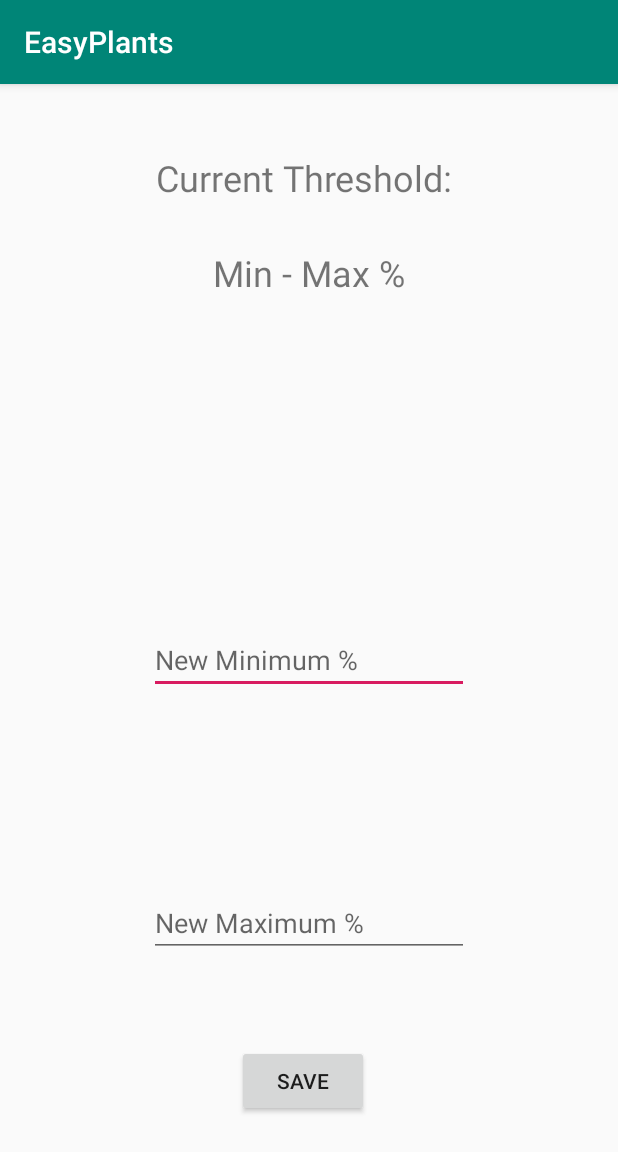
After one commit to MattYu/EasyPlants, an Android app: the setThresholdActivity screen opened directly, with no data from a screen before it, on a phone screen of 412 x 824 dp. The commit adds this screen. Shown: the top 1152 px of the screen. Run offline under Robolectric (Android 15) with nearby library versions, the phone set to English and light mode, and no system bars.

Commit message:
#11 Remade set threshold as an activity and created ui elements

```diff
--- a/FrontEnd/app/src/main/AndroidManifest.xml
+++ b/FrontEnd/app/src/main/AndroidManifest.xml
@@ -16,6 +16,7 @@
                 <category android:name="android.intent.category.LAUNCHER" />
             </intent-filter>
         </activity>
+        <activity android:name=".setThresholdActivity"></activity>
     </application>
 
 </manifest>
--- a/FrontEnd/app/src/main/java/com/example/gamingpc/easyplants/MainActivity.java
+++ b/FrontEnd/app/src/main/java/com/example/gamingpc/easyplants/MainActivity.java
@@ -1,5 +1,6 @@
 package com.example.gamingpc.easyplants;
 
+import android.content.Intent;
 import android.support.v7.app.AppCompatActivity;
 import android.os.Bundle;
 import android.util.Log;
@@ -19,8 +20,14 @@ public class MainActivity extends AppCompatActivity {
     // Initializes the UI elements for the main activity
     private void setup() {
 
-        // Initialize the set Threshold button and allow it to open the dialog
+        // Initialize the set Threshold button and allow it to open the activity
         setThreshold = findViewById(R.id.button_thresh);
+        setThreshold.setOnClickListener(new View.OnClickListener() {
+            @Override
+            public void onClick(View v) {
+                startActivity(new Intent(MainActivity.this, setThresholdActivity.class));
+            }
+        });
 
     }
 
--- /dev/null
+++ b/FrontEnd/app/src/main/java/com/example/gamingpc/easyplants/setThresholdActivity.java
@@ -0,0 +1,13 @@
+package com.example.gamingpc.easyplants;
+
+import android.support.v7.app.AppCompatActivity;
+import android.os.Bundle;
+
+public class setThresholdActivity extends AppCompatActivity {
+
+    @Override
+    protected void onCreate(Bundle savedInstanceState) {
+        super.onCreate(savedInstanceState);
+        setContentView(R.layout.activity_set_threshold);
+    }
+}
--- /dev/null
+++ b/FrontEnd/app/src/main/res/layout/activity_set_threshold.xml
@@ -0,0 +1,63 @@
+<?xml version="1.0" encoding="utf-8"?>
+<android.widget.RelativeLayout xmlns:android="http://schemas.android.com/apk/res/android"
+    xmlns:app="http://schemas.android.com/apk/res-auto"
+    xmlns:tools="http://schemas.android.com/tools"
+    android:layout_width="match_parent"
+    android:layout_height="match_parent"
+    tools:context=".setThresholdActivity">
+
+    <EditText
+        android:id="@+id/text_newMin"
+        android:layout_width="wrap_content"
+        android:layout_height="wrap_content"
+        android:layout_centerInParent="true"
+        android:digits="0123456789"
+        android:ems="10"
+        android:hint="New Minimum %"
+        android:maxLength="3" />
+
+    <EditText
+        android:id="@+id/text_newMax"
+        android:layout_width="wrap_content"
+        android:layout_height="wrap_content"
+        android:layout_alignStart="@+id/text_newMin"
+        android:layout_alignParentBottom="true"
+        android:layout_marginBottom="186dp"
+        android:digits="0123456789"
+        android:ems="10"
+        android:hint="New Maximum %"
+        android:maxLength="3" />
+
+    <Button
+        android:id="@+id/button_save"
+        android:layout_width="wrap_content"
+        android:layout_height="wrap_content"
+        android:layout_alignParentEnd="true"
+        android:layout_alignParentRight="true"
+        android:layout_alignParentBottom="true"
+        android:layout_marginEnd="166dp"
+        android:layout_marginRight="166dp"
+        android:layout_marginBottom="79dp"
+        android:text="Save" />
+
+    <TextView
+        android:id="@+id/text_currentThresh"
+        android:layout_width="203dp"
+        android:layout_height="36dp"
+        android:layout_marginTop="46dp"
+        android:layout_marginEnd="-208dp"
+        android:layout_toStartOf="@+id/text_newMin"
+        android:text="Current Threshold:"
+        android:textSize="24dp" />
+
+    <TextView
+        android:id="@+id/text_currentMinMax"
+        android:layout_width="wrap_content"
+        android:layout_height="wrap_content"
+        android:layout_alignParentTop="true"
+        android:layout_centerHorizontal="true"
+        android:layout_marginTop="109dp"
+        android:text="Min - Max %"
+        android:textSize="24dp" />
+
+</android.widget.RelativeLayout>
```
